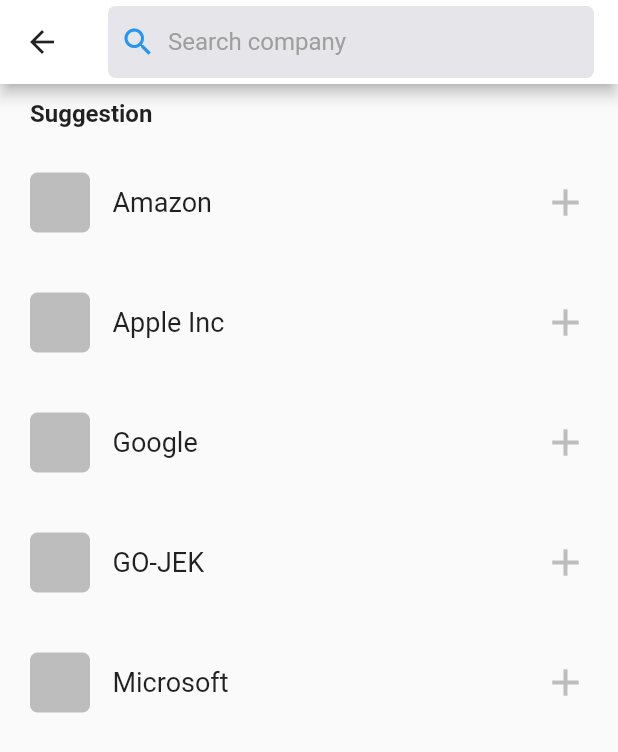
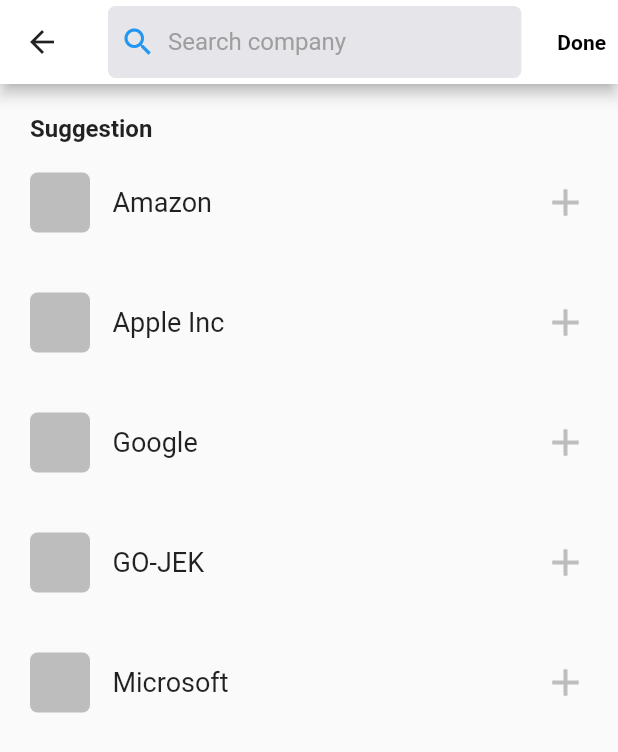
Before and after one commit to agungsb/shortlyst, a Flutter app: the Company widget shown alone on an empty page, opened directly, after a tap on an icon or button, on a phone screen of 412 x 824 dp. Shown: the top 752 px of the screen. Run offline on Flutter 3.47's test engine with Material 2 defaults, Android fonts, the phone set to English and light mode, and no system bars; network calls fail.

Commit message:
Make Filter and Search dynamic

```diff
--- a/lib/components/filters/company.dart
+++ b/lib/components/filters/company.dart
@@ -1,9 +1,24 @@
 import 'package:flutter/material.dart';
 import 'package:flutter/cupertino.dart';
+import 'package:shortlyst/models/company_model.dart';
 import 'package:shortlyst/search_company.dart';
 import 'package:shortlyst/components/add_label.dart';
+import 'package:shortlyst/components/removable_label.dart';
 
-class Company extends StatelessWidget {
+class Company extends StatefulWidget {
+  @override
+  _CompanyState createState() => _CompanyState();
+}
+
+class _CompanyState extends State<Company> {
+  List<CompanyModel> _companies = [];
+
+  _updateSelectedCompanies(companies) {
+    setState(() {
+      _companies = companies;
+    });
+  }
+
   @override
   Widget build(BuildContext context) {
     // TODO: implement build
@@ -18,11 +33,56 @@ class Company extends StatelessWidget {
             style: TextStyle(fontWeight: FontWeight.bold, fontSize: 16.0),
           ),
         ),
-    AddLabel('Add company filter', () {
+        _companies.length == 0
+            ? AddLabel('Add company filter', () {
                 Navigator.of(context).push(CupertinoPageRoute<void>(
-        builder: (BuildContext context) => SearchCompany(),
+                      builder: (BuildContext context) =>
+                          SearchCompany(_companies, _updateSelectedCompanies),
                     ));
-    }),
+              })
+            : Column(
+                children: <Widget>[
+                  SizedBox(
+                    height: 40.0,
+                    child: ListView.builder(
+                      scrollDirection: Axis.horizontal,
+                      itemCount: (_companies.length + 1),
+                      itemBuilder: (BuildContext context, int index) {
+                        //return your list
+                        if (index == 0) {
+                          return Container(width: 20.0);
+                        }
+                        return RemovableLabel(
+                            _companies[index - 1], index - 1, () {});
+                      },
+                    ),
+                  ),
+                  GestureDetector(
+                    onTap: () {
+                      Navigator.of(context).push(CupertinoPageRoute<void>(
+                            builder: (BuildContext context) =>
+                                SearchCompany(_companies, _updateSelectedCompanies),
+                          ));
+                    },
+                    child: Padding(
+                      padding: const EdgeInsets.symmetric(
+                          horizontal: 20.0, vertical: 10.0),
+                      child: Row(
+                        children: <Widget>[
+                          Icon(
+                            Icons.add,
+                            color: Colors.blue,
+                          ),
+                          Text(
+                            'Add company filter',
+                            style: TextStyle(color: Colors.blue),
+                          ),
+                        ],
+                      ),
+                    ),
+                  ),
+                ],
+              ),
         Padding(padding: EdgeInsets.all(10.0)),
       ],
     );
--- a/lib/search_company.dart
+++ b/lib/search_company.dart
@@ -2,9 +2,13 @@ import 'package:flutter/material.dart';
 import 'package:flutter/cupertino.dart';
 import 'package:flutter/services.dart';
 import 'package:shortlyst/data_dummy.dart';
+import 'package:shortlyst/components/removable_label.dart';
 import 'package:shortlyst/models/company_model.dart';
 
 class SearchCompany extends StatefulWidget {
+  final Function _updateSelectedCompanies;
+  final List<CompanyModel> _selectedCompanies;
+  SearchCompany(this._selectedCompanies, this._updateSelectedCompanies);
   @override
   _SearchCompanyState createState() => _SearchCompanyState();
 }
@@ -64,6 +68,8 @@ class _SearchCompanyState extends State<SearchCompany> {
   void initState() {
     // TODO: implement initState
     super.initState();
+    _selectedCompanies = widget._selectedCompanies;
+    _resetCompanies();
     _searchController = TextEditingController(text: '')
       ..addListener(() {
         setState(() {
@@ -145,15 +151,29 @@ class _SearchCompanyState extends State<SearchCompany> {
             ],
           ),
         ),
-        actions: <Widget>[],
+        actions: <Widget>[
+          GestureDetector(
+            onTap: () {
+              widget._updateSelectedCompanies(_selectedCompanies);
+            },
+            child: Center(
+              child: new Padding(
+                padding: const EdgeInsets.all(8.0),
+                child: Text(
+                  'Done',
+                  style: TextStyle(color: Colors.black, fontWeight: FontWeight.bold),
+                ),
+              ),
+            ),
+          ),
+        ],
       ),
       body: Column(
         crossAxisAlignment: CrossAxisAlignment.start,
         children: <Widget>[
           _selectedCompanies.length > 0
               ? Padding(
-                  padding: const EdgeInsets.only(
-                      left: 20.0, right: 20.0, top: 20.0, bottom: 10.0),
+                  padding: const EdgeInsets.all(20.0),
                   child: Text(
                     'You can add more than one company',
                     textAlign: TextAlign.left,
@@ -175,14 +195,14 @@ class _SearchCompanyState extends State<SearchCompany> {
                       if (index == 0) {
                         return Container(width: 20.0);
                       }
-                      return _Selected(_selectedCompanies[index - 1], index - 1,
+                      return RemovableLabel(_selectedCompanies[index - 1], index - 1,
                           _removeCompany);
                     },
                   ))
               : Container(),
           Padding(
             padding:
-                const EdgeInsets.symmetric(horizontal: 20.0, vertical: 10.0),
+                const EdgeInsets.only(left: 20.0, right: 20.0, top: 20.0),
             child: Text(
               'Suggestion',
               textAlign: TextAlign.left,
@@ -257,39 +277,3 @@ class _Item extends StatelessWidget {
     );
   }
 }
-
-class _Selected extends StatelessWidget {
-  final CompanyModel company;
-  final int index;
-  final Function remove;
-
-  _Selected(this.company, this.index, this.remove);
-
-  @override
-  Widget build(BuildContext context) {
-    // TODO: implement build
-    return Container(
-      margin: EdgeInsets.only(right: 10.0),
-      decoration: BoxDecoration(
-        border: Border.all(color: Colors.grey.shade400),
-        borderRadius: BorderRadius.all(Radius.circular(5.0)),
-      ),
-      child: Padding(
-        padding: const EdgeInsets.all(10.0),
-        child: Row(
-          crossAxisAlignment: CrossAxisAlignment.center,
-          children: <Widget>[
-            GestureDetector(
-              onTap: () => remove(company, index),
-              child: Icon(
-                Icons.close,
-                size: 18.0,
-              ),
-            ),
-            Text(company.name),
-          ],
-        ),
-      ),
-    );
-  }
-}
```
Also changed, not shown: lib/components/removable_label.dart (added, +40 -0 lines). Lines whose indentation alone changed are shown as unchanged.
